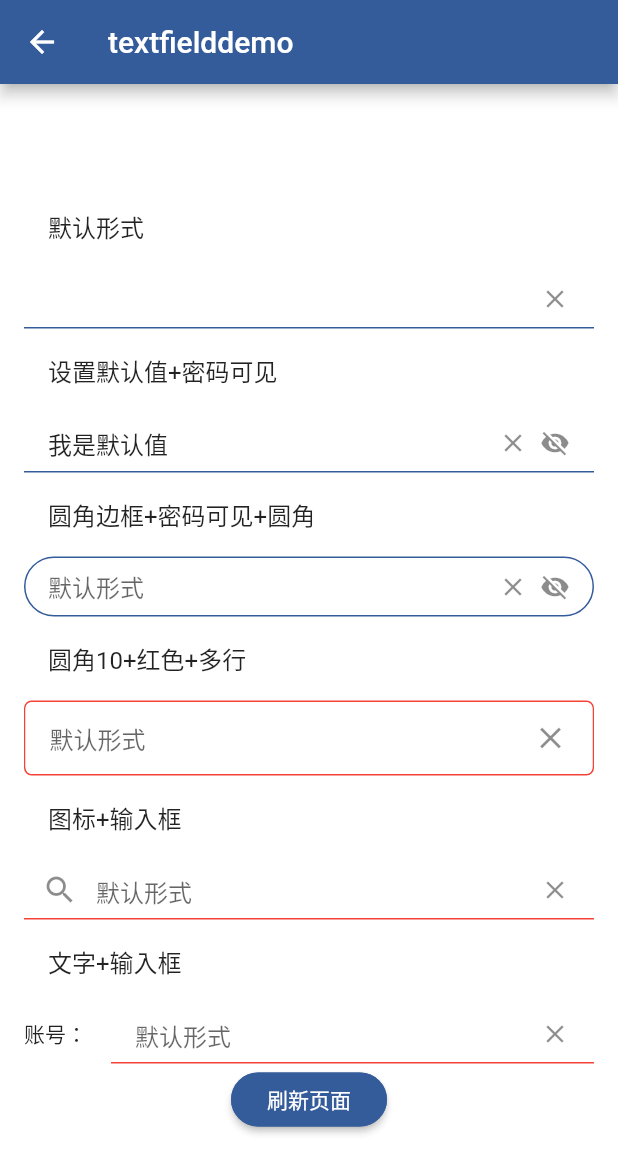
After one commit to hello-coder-xu/dant, a Flutter app: the TextFieldDemo screen opened directly, on a phone screen of 412 x 824 dp. The commit adds this screen. Shown: the top 1173 px of the screen. Run offline on Flutter 3.47's test engine with Material 2 defaults, Android fonts, the phone set to English and light mode, and no system bars; our stand-ins replace flutter_screenutil.

Commit message:
新增输入框

```diff
--- a/fant_example/lib/view/home_page.dart
+++ b/fant_example/lib/view/home_page.dart
@@ -11,6 +11,7 @@ import 'package:example/view/operation.dart';
 import 'package:example/view/radio.dart';
 import 'package:example/view/star.dart';
 import 'package:example/view/swipe.dart';
+import 'package:example/view/textfield.dart';
 import 'package:example/view/theme.dart';
 import 'package:example/view/toast.dart';
 import 'package:example/view/triangle.dart';
@@ -29,6 +30,7 @@ class HomePageState extends State<HomePage> {
     HomeBean(name: 'toast', page: ToastDemo()),
     HomeBean(name: 'theme', page: ThemeDemo()),
     HomeBean(name: 'button', page: ButtonDemo()),
+    HomeBean(name: 'textfield', page: TextFieldDemo()),
     HomeBean(name: 'Badge', page: BadgeDemo()),
     HomeBean(name: 'dialog', page: DialogDemo()),
     HomeBean(name: 'bottomsheet', page: BottomSheetDemo()),
--- /dev/null
+++ b/fant_example/lib/view/textfield.dart
@@ -0,0 +1,103 @@
+import 'package:fant/fant.dart';
+import 'package:flutter/material.dart';
+
+class TextFieldDemo extends StatefulWidget {
+  @override
+  TextFieldDemoState createState() => new TextFieldDemoState();
+}
+
+class TextFieldDemoState extends State<TextFieldDemo> {
+  @override
+  void initState() {
+    super.initState();
+  }
+
+  @override
+  Widget build(BuildContext context) {
+    return Scaffold(
+      appBar: AppBar(
+        title: Text('textfielddemo'),
+      ),
+      body: Center(
+        child: SingleChildScrollView(
+          padding: EdgeInsets.symmetric(horizontal: 16),
+          child: Column(
+            children: <Widget>[
+              ListTile(title: Text('默认形式')),
+              FTextField(),
+              ListTile(title: Text('设置默认值+密码可见')),
+              FTextField(
+                hint: '请输入内容',
+                value: '我是默认值',
+                isPassword: true,
+                onChange: (value) {
+                  print('test onChange=$value');
+                },
+                onEditingComplete: () {
+                  print('test onEditingComplete ');
+                },
+                onSubmitted: (value) {
+                  print('test onSubmitted=$value');
+                },
+              ),
+              ListTile(title: Text('圆角边框+密码可见+圆角')),
+              FTextField(
+                hint: '默认形式',
+                isPassword: true,
+                borderType: FTextFieldBorderType.round,
+                textInputAction: TextInputAction.search,
+                onChange: (value) {
+                  print('test onChange=$value');
+                },
+                onEditingComplete: () {
+                  print('test onEditingComplete ');
+                },
+                onSubmitted: (value) {
+                  print('test onSubmitted=$value');
+                },
+              ),
+              ListTile(title: Text('圆角10+红色+多行')),
+              FTextField(
+                hint: '默认形式',
+                borderColor: Colors.red,
+                borderRadius: 5,
+                borderType: FTextFieldBorderType.round,
+                maxLine: null,
+                height: 50,
+                onChange: (value) {
+                  print('test onChange=$value');
+                },
+                onEditingComplete: () {
+                  print('test onEditingComplete ');
+                },
+                onSubmitted: (value) {
+                  print('test onSubmitted=$value');
+                },
+              ),
+              ListTile(title: Text('图标+输入框')),
+              FTextField(
+                hint: '默认形式',
+                borderColor: Colors.red,
+                borderRadius: 5,
+                prefixIcon: Icon(Icons.search),
+              ),
+              ListTile(title: Text('文字+输入框')),
+              FTextField(
+                hint: '默认形式',
+                borderColor: Colors.red,
+                borderRadius: 5,
+                icon: Text('账号：'),
+              ),
+              FButton(
+                child: '刷新页面',
+                onPressed: () {
+                  setState(() {});
+                },
+              ),
+            ],
+          ),
+        ),
+      ),
+    );
+  }
+}
--- a/fant_example/lib/view/toast.dart
+++ b/fant_example/lib/view/toast.dart
@@ -15,25 +15,29 @@ class ToastDemo extends StatelessWidget {
           child: Column(
             crossAxisAlignment: CrossAxisAlignment.center,
             children: <Widget>[
-              OutlineButton(
+              FButton(
+                outLine: true,
                 onPressed: () {
                   FToast.showToast(context, msg: "顶部", position: ToastPosition.top, bgColor: Colors.red);
                 },
                 child: Text('Toast 顶部'),
               ),
-              OutlineButton(
+              FButton(
+                outLine: true,
                 onPressed: () {
                   FToast.showToast(context, msg: "中间", position: ToastPosition.center);
                 },
                 child: Text('Toast 中间'),
               ),
-              OutlineButton(
+              FButton(
+                outLine: true,
                 onPressed: () {
                   FToast.showToast(context, msg: "底部", position: ToastPosition.bottom);
                 },
                 child: Text('Toast 底部'),
               ),
-              OutlineButton(
+              FButton(
+                outLine: true,
                 onPressed: () {
                   Function close = FToast.showLoading(context, msg: "loading");
                   Future.delayed(Duration(seconds: 2), close);
--- a/lib/fant.dart
+++ b/lib/fant.dart
@@ -18,3 +18,4 @@ export 'package:fant/popup/ftriangle.dart';
 export 'package:fant/radio/index.dart';
 export 'package:fant/checkbox/index.dart';
 export 'package:fant/operation/index.dart';
+export 'package:fant/textfield/index.dart';
--- /dev/null
+++ b/lib/textfield/index.dart
@@ -0,0 +1,202 @@
+import 'package:flutter/material.dart';
+import 'dart:math' as math;
+
+enum FTextFieldBorderType { none, round, line }
+
+class FTextField extends StatefulWidget {
+  final String hint;
+  final String value;
+  final bool clear;
+  final bool isPassword;
+  final FTextFieldBorderType borderType;
+  final int maxLine;
+  final int maxLength;
+  final TextAlign textAlign;
+  final Color fillColor;
+  final Color borderColor;
+  final Widget prefixIcon;
+  final double height;
+  final Widget icon;
+  final double borderRadius;
+  final double contentPadding;
+  final TextInputType keyboardType;
+  final TextInputAction textInputAction;
+  final ValueChanged<String> onChange;
+  final ValueChanged<String> onSubmitted;
+  final VoidCallback onEditingComplete;
+
+  FTextField({
+    this.hint,
+    this.value,
+    this.clear = true,
+    this.isPassword = false,
+    this.borderType = FTextFieldBorderType.line,
+    this.maxLine = 1,
+    this.maxLength,
+    this.textAlign = TextAlign.left,
+    this.fillColor = Colors.white,
+    this.borderColor,
+    this.prefixIcon,
+    this.height = 40,
+    this.icon,
+    this.borderRadius,
+    this.contentPadding = 16,
+    this.keyboardType,
+    this.textInputAction,
+    this.onChange,
+    this.onSubmitted,
+    this.onEditingComplete,
+  });
+
+  @override
+  FTextFieldState createState() => new FTextFieldState();
+}
+
+class FTextFieldState extends State<FTextField> {
+  TextEditingController controller;
+  bool obscureText = false;
+
+  @override
+  void initState() {
+    super.initState();
+    controller = TextEditingController(text: widget.value);
+  }
+
+  @override
+  Widget build(BuildContext context) {
+    double tempPaddingVertical = math.min(widget.contentPadding, widget.height - 30);
+    Widget textField = TextField(
+      controller: controller,
+      obscureText: obscureText,
+      textAlign: widget.textAlign,
+      keyboardType: widget.keyboardType,
+      textInputAction: widget.textInputAction,
+      decoration: InputDecoration(
+        icon: widget.icon,
+        prefixIcon: widget.prefixIcon,
+        suffixIcon: suffixView(),
+        hintText: widget.hint,
+        fillColor: widget.fillColor,
+        filled: true,
+        contentPadding: EdgeInsets.symmetric(horizontal: widget.contentPadding, vertical: tempPaddingVertical / 2),
+        counterText: '',
+        enabledBorder: getInputBorder(),
+        focusedBorder: getInputBorder(),
+      ),
+      maxLength: widget.maxLength,
+      maxLines: widget.maxLine,
+      onChanged: widget.onChange,
+      onEditingComplete: onEditingComplete,
+      onSubmitted: onSubmitted,
+    );
+
+    if (widget.maxLine == null && widget.borderType == FTextFieldBorderType.round) {
+      return Container(
+        decoration: getBoxDecoration(),
+        constraints: BoxConstraints(minHeight: widget.height),
+        child: textField,
+      );
+    }
+
+    return Container(
+      height: widget.height,
+      child: textField,
+    );
+  }
+
+  Widget suffixView() {
+    List<Widget> children = [];
+
+    if (widget.clear) {
+      children.add(GestureDetector(
+        onTap: () {
+          controller.clear();
+        },
+        child: Icon(Icons.clear, size: math.min(widget.height / 2, 24)),
+      ));
+    }
+
+    if (widget.isPassword) {
+      if (children.length > 0) {
+        children.add(SizedBox(width: 8));
+      }
+      children.add(GestureDetector(
+        onTap: () {
+          obscureText = !obscureText;
+          setState(() {});
+        },
+        child: Icon(obscureText ? Icons.visibility : Icons.visibility_off, size: math.min(widget.height / 2, 24)),
+      ));
+    }
+
+    if (children.length > 0) {
+      return Padding(
+        padding: EdgeInsets.only(right: widget.contentPadding),
+        child: Row(
+          children: children,
+          mainAxisSize: MainAxisSize.min,
+          mainAxisAlignment: MainAxisAlignment.end,
+        ),
+      );
+    }
+    return null;
+  }
+
+  InputBorder getInputBorder() {
+    Color tempColor = widget.borderColor ?? Theme.of(context).primaryColor;
+    if (widget.borderType == FTextFieldBorderType.none) {
+      return InputBorder.none;
+    } else if (widget.borderType == FTextFieldBorderType.round) {
+      if (widget.maxLine == null) {
+        return OutlineInputBorder(
+          gapPadding: 0,
+          borderSide: BorderSide(color: Colors.transparent, width: 1),
+          borderRadius: BorderRadius.circular(widget.borderRadius ?? widget.height / 2),
+        );
+      } else {
+        return OutlineInputBorder(
+          gapPadding: 0,
+          borderSide: BorderSide(color: tempColor, width: 1),
+          borderRadius: BorderRadius.circular(widget.borderRadius ?? widget.height / 2),
+        );
+      }
+    } else if (widget.borderType == FTextFieldBorderType.line) {
+      return UnderlineInputBorder(
+        borderSide: BorderSide(color: tempColor, width: 1),
+      );
+    }
+    return null;
+  }
+
+  BoxDecoration getBoxDecoration() {
+    Color tempColor = widget.borderColor ?? Theme.of(context).primaryColor;
+    if (widget.borderType == FTextFieldBorderType.round) {
+      return BoxDecoration(
+        color: widget.fillColor,
+        border: Border.all(color: tempColor, width: 1),
+        borderRadius: BorderRadius.circular(widget.borderRadius ?? widget.height / 2),
+      );
+    }
+    return null;
+  }
+
+  void onEditingComplete() {
+    FocusScope.of(context).unfocus();
+    if (widget.onEditingComplete != null) {
+      widget.onEditingComplete();
+    }
+  }
+
+  void onSubmitted(String value) {
+    FocusScope.of(context).unfocus();
+    if (widget.onSubmitted != null) {
+      widget.onSubmitted(value);
+    }
+  }
+
+  @override
+  void dispose() {
+    controller?.dispose();
+    super.dispose();
+  }
+}
```
